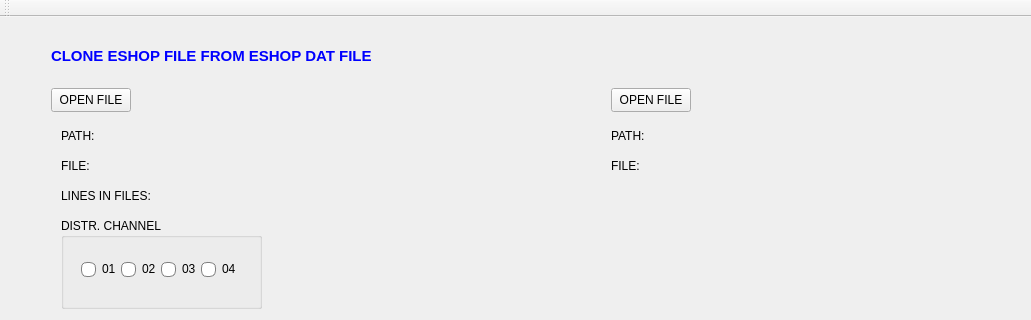
Old version of the form ui/Fachurnik_C.ui in the repository michalmielc/fachurnik_qt_cpp; both pictures show x 0 to 1031 and y 0 to 320 of the 1351 by 733 pixel window.
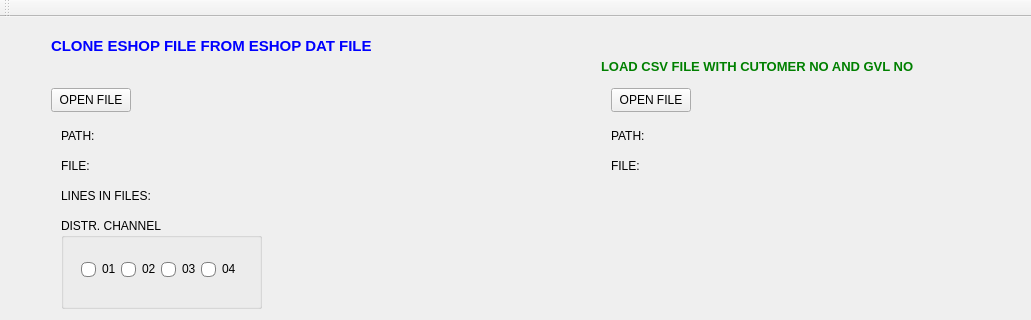
New version of the form. The open tabs and pages were chosen to show the change.

```diff
--- a/ui/Fachurnik_C.ui
+++ b/ui/Fachurnik_C.ui
@@ -782,7 +782,7 @@
         <property name="geometry">
          <rect>
           <x>40</x>
-          <y>20</y>
+          <y>10</y>
           <width>321</width>
           <height>16</height>
          </rect>
@@ -1055,6 +1055,35 @@
          </property>
         </widget>
        </widget>
+       <widget class="QLabel" name="label_3">
+        <property name="geometry">
+         <rect>
+          <x>590</x>
+          <y>30</y>
+          <width>321</width>
+          <height>16</height>
+         </rect>
+        </property>
+        <property name="font">
+         <font>
+          <family>Arial</family>
+          <pointsize>10</pointsize>
+          <italic>false</italic>
+          <bold>true</bold>
+         </font>
+        </property>
+        <property name="styleSheet">
+         <string notr="true">color: green;
+font-weight: bold;
+font: 700 10pt &quot;Arial&quot;;</string>
+        </property>
+        <property name="text">
+         <string>LOAD CSV FILE WITH CUTOMER NO AND GVL NO</string>
+        </property>
+        <property name="style" stdset="0">
+         <string/>
+        </property>
+       </widget>
       </widget>
       <widget class="QWidget" name="pageMenu">
        <widget class="QTreeWidget" name="treeWidgetMenu">
```
Left out of the diff: 2 changed lines with no effect on the pictures.
